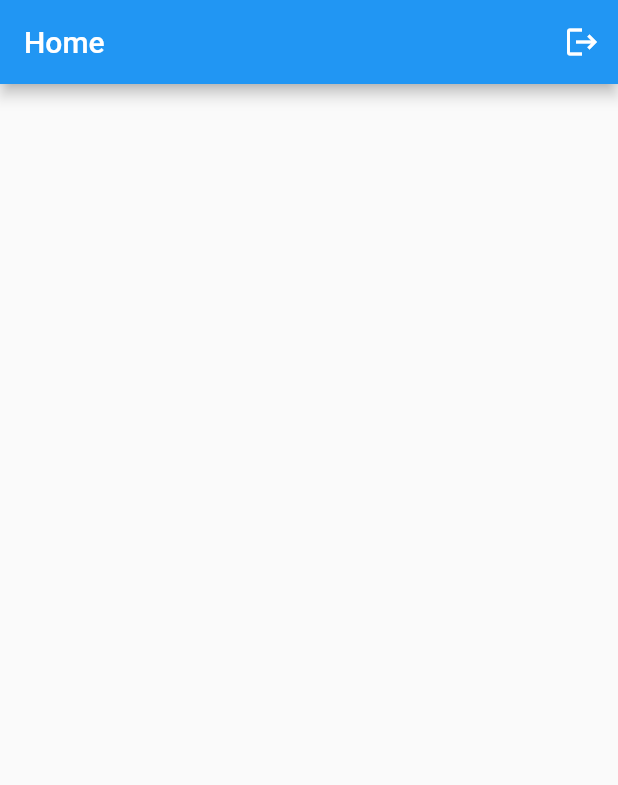
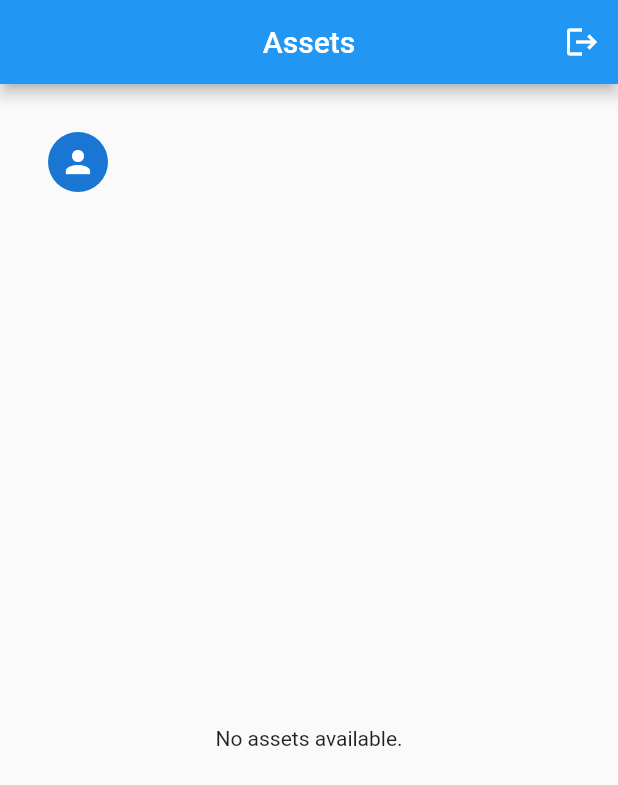
Before and after one commit to IAmAmroub/flutter-provider-firebase, a Flutter app: the screen it shows once a user with an empty profile is signed in, on a phone screen of 412 x 824 dp. Shown: the top 785 px of the screen. Run offline on Flutter 3.47's test engine with Material 2 defaults, Android fonts, the phone set to English and light mode, and no system bars; our stand-ins replace cloud_firestore, firebase_auth, firebase_core; accounts and stored records are empty.

Commit message:
add assetRepository and homeScreen to display assets with provider

```diff
--- a/lib/main.dart
+++ b/lib/main.dart
@@ -4,6 +4,7 @@ import 'package:provider/provider.dart';
 import 'package:provider_firebase_app/screens/home_screen.dart';
 import 'package:provider_firebase_app/services/auth_service.dart';
 import 'firebase_options.dart';
+import 'repositories/asset_repository.dart';
 import 'screens/auth_screen.dart';
 
 void main() async {
@@ -18,7 +19,10 @@ void main() async {
       providers: [
         ChangeNotifierProvider(
           create: (_) => AuthService(),
-        )
+        ),
+        ChangeNotifierProvider(
+          create: (_) => AssetRepository(),
+        ),
       ],
       child: const MyApp(),
     ),
--- /dev/null
+++ b/lib/models/asset_model.dart
@@ -0,0 +1,28 @@
+class AssetModel {
+  final String id;
+  final String location;
+  final double latitude;
+  final double longitude;
+  final String status;
+
+  const AssetModel({
+    required this.id,
+    required this.location,
+    required this.latitude,
+    required this.longitude,
+    required this.status,
+  });
+
+  factory AssetModel.fromMap(
+    Map<String, dynamic> data,
+    String documentId,
+  ) {
+    return AssetModel(
+      id: data['id'] ?? documentId,
+      location: data['location'] ?? '',
+      latitude: (data['latitude'] ?? 0).toDouble(),
+      longitude: (data['longitude'] ?? 0).toDouble(),
+      status: data['status'] ?? '',
+    );
+  }
+}
--- /dev/null
+++ b/lib/repositories/asset_repository.dart
@@ -0,0 +1,34 @@
+import 'package:provider/provider.dart';
+import 'package:cloud_firestore/cloud_firestore.dart';
+import 'package:flutter/foundation.dart';
+
+import '../models/asset_model.dart';
+
+class AssetRepository extends ChangeNotifier {
+  final FirebaseFirestore _firestore;
+
+  AssetRepository({
+    FirebaseFirestore? firestore,
+  }) : _firestore = firestore ?? FirebaseFirestore.instance;
+
+  Stream<List<AssetModel>> getAssetsStream() {
+    return _firestore.collection('Assets').snapshots().map(
+      (snapshot) {
+        return snapshot.docs.map(
+          (doc) {
+            return AssetModel.fromMap(
+              doc.data(),
+              doc.id,
+            );
+          },
+        ).toList();
+      },
+    );
+  }
+
+  Future<Map<String, dynamic>?> getUserData(String uid) async {
+    final document = await _firestore.collection('users').doc(uid).get();
+
+    return document.data();
+  }
+}
--- a/lib/screens/home_screen.dart
+++ b/lib/screens/home_screen.dart
@@ -1,6 +1,8 @@
 import 'package:flutter/material.dart';
 import 'package:provider/provider.dart';
 
+import '../models/asset_model.dart';
+import '../repositories/asset_repository.dart';
 import '../services/auth_service.dart';
 
 class HomeScreen extends StatefulWidget {
@@ -15,9 +17,12 @@ class _HomeScreenState extends State<HomeScreen> {
   Widget build(BuildContext context) {
     final authService = context.read<AuthService>();
 
+    final user = context.watch<AuthService>().user;
+
     return Scaffold(
       appBar: AppBar(
-        title: const Text('Home'),
+        title: const Text('Assets'),
+        centerTitle: true,
         actions: [
           IconButton(
             onPressed: () {
@@ -27,6 +32,103 @@ class _HomeScreenState extends State<HomeScreen> {
           )
         ],
       ),
+      body: Column(
+        children: [
+          if (user != null)
+            Padding(
+              padding: const EdgeInsets.all(16),
+              child: FutureBuilder<Map<String, dynamic>?>(
+                future: context.read<AssetRepository>().getUserData(user.uid),
+                builder: (context, snapshot) {
+                  if (snapshot.connectionState == ConnectionState.waiting) {
+                    return const LinearProgressIndicator();
+                  }
+
+                  final data = snapshot.data;
+
+                  if (data == null) {
+                    return Text(
+                      user.email ?? 'Authenticated user',
+                    );
+                  }
+
+                  return ListTile(
+                    leading: const CircleAvatar(
+                      child: Icon(Icons.person),
+                    ),
+                    title: Text(
+                      data['name'] ?? 'User',
+                    ),
+                    subtitle: Text(
+                      data['email'] ?? user.email ?? '',
+                    ),
+                  );
+                },
+              ),
+            ),
+          Expanded(
+            child: StreamBuilder<List<AssetModel>>(
+              stream: context.read<AssetRepository>().getAssetsStream(),
+              builder: (context, snapshot) {
+                if (snapshot.connectionState == ConnectionState.waiting) {
+                  return const Center(
+                    child: CircularProgressIndicator(),
+                  );
+                }
+
+                if (snapshot.hasError) {
+                  return const Center(
+                    child: Text(
+                      'Failed to load assets.',
+                    ),
+                  );
+                }
+
+                final assets = snapshot.data ?? [];
+
+                if (assets.isEmpty) {
+                  return const Center(
+                    child: Text(
+                      'No assets available.',
+                    ),
+                  );
+                }
+
+                return ListView.builder(
+                  padding: const EdgeInsets.all(16),
+                  itemCount: assets.length,
+                  itemBuilder: (context, index) {
+                    final asset = assets[index];
+
+                    return Card(
+                      margin: const EdgeInsets.only(
+                        bottom: 12,
+                      ),
+                      child: ListTile(
+                        leading: const CircleAvatar(
+                          child: Icon(
+                            Icons.location_city,
+                          ),
+                        ),
+                        title: Text(
+                          asset.location,
+                        ),
+                        subtitle: Text(
+                          'ID: ${asset.id}\n'
+                          'Status: ${asset.status}\n'
+                          'Lat: ${asset.latitude}, '
+                          'Lng: ${asset.longitude}',
+                        ),
+                        isThreeLine: true,
+                      ),
+                    );
+                  },
+                );
+              },
+            ),
+          ),
+        ],
+      ),
     );
   }
 }
```
